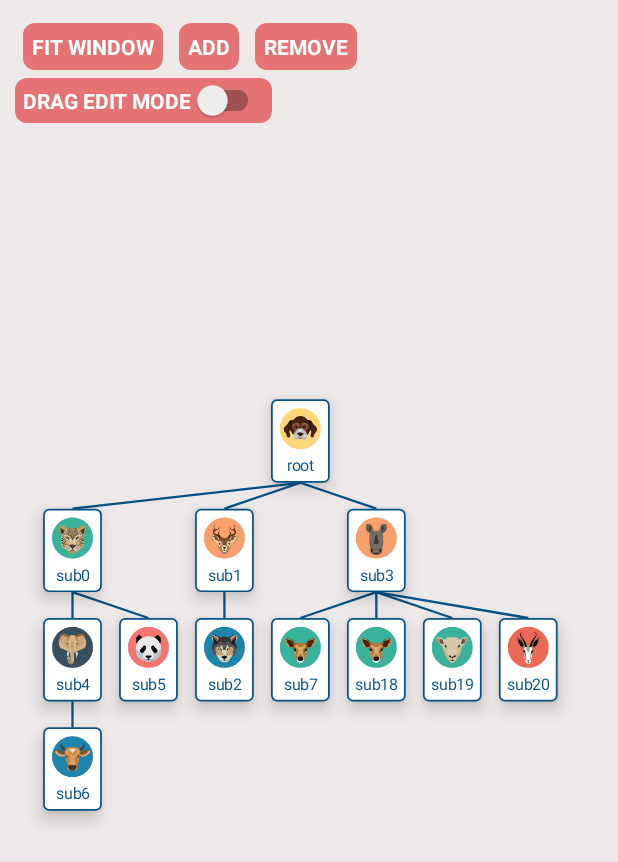
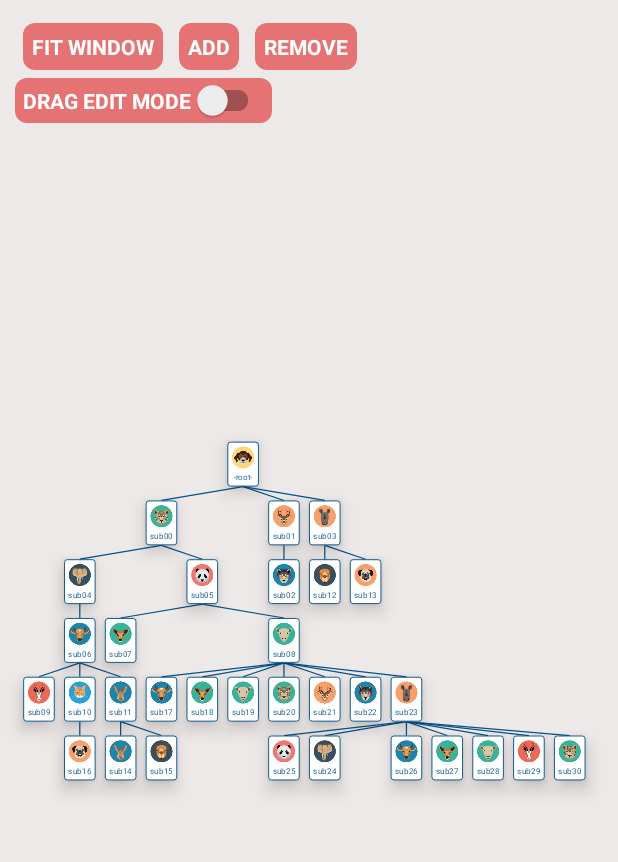
Before and after one commit to guaishouN/android-thinkmap-treeview, an Android app: the screen it shows after launch (MainActivity), on a phone screen of 412 x 824 dp. Shown: the top 862 px of the screen. Run offline under Robolectric (Android 15) with nearby library versions, the phone set to English and light mode, and no system bars.

Commit message:
fix compact table layout

```diff
--- a/library/src/main/java/com/gyso/treeview/model/TreeModel.java
+++ b/library/src/main/java/com/gyso/treeview/model/TreeModel.java
@@ -168,10 +168,16 @@ public class TreeModel<T> implements Serializable {
                 deque.addAll(childNodes);
             }
         }
+        compactTable();
+        TreeViewLog.e(TAG,"calculateTreeNodesDeepCompact end");
+    }
 
+    private void compactTable(){
         //calculate final deep
+        Deque<NodeModel<T>> deque = new ArrayDeque<>();
         LinkedList<NodeModel<T>> hasDealNode  = new LinkedList<>();
         deque.add(rootNode);
+        SparseIntArray deepSum = new SparseIntArray();
         while (!deque.isEmpty()) {
             NodeModel<T> cur = deque.poll();
             if(hasDealNode.contains(cur)){
@@ -182,7 +188,7 @@ public class TreeModel<T> implements Serializable {
             int peerMidDeep;
             int parentDeep;
 
-           //deal parent and me
+            //deal parent and me
             NodeModel<T> parentNode = cur.getParentNode();
             if(parentNode!=null){
                 LinkedList<NodeModel<T>> peers = parentNode.getChildNodes();
@@ -195,30 +201,34 @@ public class TreeModel<T> implements Serializable {
                     parentDeep = parentNode.deep;
                     if(parentDeep!=peerMidDeep){
                         if (parentDeep<peerMidDeep){
-                                //parent all left move to peers' mid
-                               final int d = peerMidDeep-parentDeep;
-                                fromRootToMyUpRight(cur, next -> next.deep +=d);
+                            //parent all left move to peers' mid
+                            final int d = peerMidDeep-parentDeep;
+                            fromRootToMyUpRight(cur, next -> {
+                                next.deep +=d;
+                                //next's parent fit center
+                                NodeModel<?> np = next.getParentNode();
+                                int nSum=0;
+                                if(np!=null){
+                                    LinkedList<? extends NodeModel<?>> npChildNodes = np.getChildNodes();
+                                    for(NodeModel<?> nPeer:npChildNodes ){
+                                        nSum +=nPeer.deep;
+                                    }
+                                    np.deep = nSum/npChildNodes.size();
+                                }
+                            });
                         }else{
                             final int d = parentDeep - peerMidDeep;
-                             //peers' mid move to parent
+                            //peers' mid move to parent
                             LinkedList<NodeModel<T>> nodeModels = arrayByFloor.get(cur.floor);
-                            boolean foundMe;
                             for (NodeModel<T> afterMe:nodeModels) {
-                                foundMe = cur.equals(afterMe);
-                                if(foundMe){
+                                if(afterMe.deep >= cur.deep){
                                     afterMe.deep += d;
                                 }
                             }
-                            fromMeToMyDownRight(cur, next -> {
-                                if (!peers.contains(next)){
-                                    next.deep +=d;
-                                }
-                            });
                         }
                     }
                 }
             }
-
             LinkedList<NodeModel<T>> childNodes = cur.getChildNodes();
             compactMaxDeep = Math.max(cur.deep,compactMaxDeep);
             deepSum.put(cur.floor,cur.deep+1);
@@ -226,20 +236,14 @@ public class TreeModel<T> implements Serializable {
                 deque.addAll(childNodes);
             }
         }
-        TreeViewLog.e(TAG,"calculateTreeNodesDeepCompact end");
-    }
-
-    private void fromMeToMyDownRight(NodeModel<T> node, NodeModel.INext<T> next) {
-        NodeModel<T> parentNode = node.getParentNode();
-        parentNode.traverseExcludeSelf(next);
     }
 
     private void fromRootToMyUpRight(final NodeModel<T> node, ITraversal<NodeModel<?>> traversal){
         //mark line
         NodeModel<?> markNode = node;
-        SparseArray<NodeModel<?>> modelSparseArray = new SparseArray<>();
+        SparseIntArray modelSparseArray = new SparseIntArray();
         while (markNode!=null){
-            modelSparseArray.put(markNode.floor,markNode);
+            modelSparseArray.put(markNode.floor,markNode.deep);
             markNode = markNode.parentNode;
         }
         Deque<NodeModel<T>> deque = new ArrayDeque<>();
@@ -247,8 +251,8 @@ public class TreeModel<T> implements Serializable {
         deque.add(tmpNode);
         while (!deque.isEmpty()) {
             tmpNode = deque.poll();
-            NodeModel<?> mn= modelSparseArray.get(tmpNode.floor);
-            if(mn.deep>tmpNode.deep){
+            int markDeep= modelSparseArray.get(tmpNode.floor);
+            if(markDeep>tmpNode.deep){
                 continue;
             }
             if(tmpNode.floor>=node.floor){
--- a/sample/src/main/java/com/gyso/gysotreeviewapplication/MainActivity.java
+++ b/sample/src/main/java/com/gyso/gysotreeviewapplication/MainActivity.java
@@ -100,9 +100,9 @@ public class MainActivity extends AppCompatActivity {
                 Toast.makeText(this,"Ohs, your targetNode is null", Toast.LENGTH_SHORT).show();
                 return;
             }
-            NodeModel<Animal> a = new NodeModel<>(new Animal(R.drawable.ic_10,"add1"));
-            NodeModel<Animal> b = new NodeModel<>(new Animal(R.drawable.ic_11,"add2"));
-            NodeModel<Animal> c = new NodeModel<>(new Animal(R.drawable.ic_14,"add3"));
+            NodeModel<Animal> a = new NodeModel<>(new Animal(R.drawable.ic_10,"add-"+atomicInteger.getAndIncrement()));
+            NodeModel<Animal> b = new NodeModel<>(new Animal(R.drawable.ic_11,"add-"+atomicInteger.getAndIncrement()));
+            NodeModel<Animal> c = new NodeModel<>(new Animal(R.drawable.ic_14,"add-"+atomicInteger.getAndIncrement()));
             editor.addChildNodes(targetNode,a,b,c);
 
 
@@ -179,46 +179,78 @@ public class MainActivity extends AppCompatActivity {
 
     private void setData(AnimalTreeViewAdapter adapter){
         //root
-        NodeModel<Animal> root = new NodeModel<>(new Animal(R.drawable.ic_01,"root"));
+        NodeModel<Animal> root = new NodeModel<>(new Animal(R.drawable.ic_01,"-root-"));
         TreeModel<Animal> treeModel = new TreeModel<>(root);
 
         //child nodes
-        NodeModel<Animal> sub0 = new NodeModel<>(new Animal(R.drawable.ic_02,"sub0"));
-        NodeModel<Animal> sub1 = new NodeModel<>(new Animal(R.drawable.ic_03,"sub1"));
-        targetNode = sub1;
-        NodeModel<Animal> sub2 = new NodeModel<>(new Animal(R.drawable.ic_04,"sub2"));
-        NodeModel<Animal> sub3 = new NodeModel<>(new Animal(R.drawable.ic_05,"sub3"));
-        NodeModel<Animal> sub4 = new NodeModel<>(new Animal(R.drawable.ic_06,"sub4"));
-        NodeModel<Animal> sub5 = new NodeModel<>(new Animal(R.drawable.ic_07,"sub5"));
-        NodeModel<Animal> sub6 = new NodeModel<>(new Animal(R.drawable.ic_08,"sub6"));
-        NodeModel<Animal> sub7 = new NodeModel<>(new Animal(R.drawable.ic_09,"sub7"));
-        NodeModel<Animal> sub8 = new NodeModel<>(new Animal(R.drawable.ic_10,"sub8"));
-        NodeModel<Animal> sub9 = new NodeModel<>(new Animal(R.drawable.ic_11,"sub9"));
-        NodeModel<Animal> sub10 = new NodeModel<>(new Animal(R.drawable.ic_12,"sub10\nWhat is this."));
+        NodeModel<Animal> sub0 = new NodeModel<>(new Animal(R.drawable.ic_02,"sub00"));
+        NodeModel<Animal> sub1 = new NodeModel<>(new Animal(R.drawable.ic_03,"sub01"));
+        NodeModel<Animal> sub2 = new NodeModel<>(new Animal(R.drawable.ic_04,"sub02"));
+        NodeModel<Animal> sub3 = new NodeModel<>(new Animal(R.drawable.ic_05,"sub03"));
+        NodeModel<Animal> sub4 = new NodeModel<>(new Animal(R.drawable.ic_06,"sub04"));
+        NodeModel<Animal> sub5 = new NodeModel<>(new Animal(R.drawable.ic_07,"sub05"));
+        NodeModel<Animal> sub6 = new NodeModel<>(new Animal(R.drawable.ic_08,"sub06"));
+        NodeModel<Animal> sub7 = new NodeModel<>(new Animal(R.drawable.ic_09,"sub07"));
+        NodeModel<Animal> sub8 = new NodeModel<>(new Animal(R.drawable.ic_10,"sub08"));
+        NodeModel<Animal> sub9 = new NodeModel<>(new Animal(R.drawable.ic_11,"sub09"));
+        NodeModel<Animal> sub10 = new NodeModel<>(new Animal(R.drawable.ic_12,"sub10"));
         NodeModel<Animal> sub11 = new NodeModel<>(new Animal(R.drawable.ic_13,"sub11"));
-        NodeModel<Animal> sub12 = new NodeModel<>(new Animal(R.drawable.ic_14,"sub12\nThink Map\n"));
+        NodeModel<Animal> sub12 = new NodeModel<>(new Animal(R.drawable.ic_14,"sub12"));
         NodeModel<Animal> sub13 = new NodeModel<>(new Animal(R.drawable.ic_15,"sub13"));
         NodeModel<Animal> sub14 = new NodeModel<>(new Animal(R.drawable.ic_13,"sub14"));
-        NodeModel<Animal> sub15 = new NodeModel<>(new Animal(R.drawable.ic_14,"sub15\nTree View"));
+        NodeModel<Animal> sub15 = new NodeModel<>(new Animal(R.drawable.ic_14,"sub15"));
         NodeModel<Animal> sub16 = new NodeModel<>(new Animal(R.drawable.ic_15,"sub16"));
-        NodeModel<Animal> sub17 = new NodeModel<>(new Animal(R.drawable.ic_08,"sub17\nHello World!"));
+        NodeModel<Animal> sub17 = new NodeModel<>(new Animal(R.drawable.ic_08,"sub17"));
         NodeModel<Animal> sub18 = new NodeModel<>(new Animal(R.drawable.ic_09,"sub18"));
         NodeModel<Animal> sub19 = new NodeModel<>(new Animal(R.drawable.ic_10,"sub19"));
-        NodeModel<Animal> sub20 = new NodeModel<>(new Animal(R.drawable.ic_11,"sub20"));
+        NodeModel<Animal> sub20 = new NodeModel<>(new Animal(R.drawable.ic_02,"sub20"));
+        NodeModel<Animal> sub21 = new NodeModel<>(new Animal(R.drawable.ic_03,"sub21"));
+        NodeModel<Animal> sub22 = new NodeModel<>(new Animal(R.drawable.ic_04,"sub22"));
+        NodeModel<Animal> sub23 = new NodeModel<>(new Animal(R.drawable.ic_05,"sub23"));
+        NodeModel<Animal> sub24 = new NodeModel<>(new Animal(R.drawable.ic_06,"sub24"));
+        NodeModel<Animal> sub25 = new NodeModel<>(new Animal(R.drawable.ic_07,"sub25"));
+        NodeModel<Animal> sub26 = new NodeModel<>(new Animal(R.drawable.ic_08,"sub26"));
+        NodeModel<Animal> sub27 = new NodeModel<>(new Animal(R.drawable.ic_09,"sub27"));
+        NodeModel<Animal> sub28 = new NodeModel<>(new Animal(R.drawable.ic_10,"sub28"));
+        NodeModel<Animal> sub29 = new NodeModel<>(new Animal(R.drawable.ic_11,"sub29"));
+        NodeModel<Animal> sub30 = new NodeModel<>(new Animal(R.drawable.ic_02,"sub30"));
+        NodeModel<Animal> sub31 = new NodeModel<>(new Animal(R.drawable.ic_03,"sub31"));
+        NodeModel<Animal> sub32 = new NodeModel<>(new Animal(R.drawable.ic_04,"sub32"));
+        NodeModel<Animal> sub33 = new NodeModel<>(new Animal(R.drawable.ic_05,"sub33"));
+        NodeModel<Animal> sub34 = new NodeModel<>(new Animal(R.drawable.ic_06,"sub34"));
+        NodeModel<Animal> sub35 = new NodeModel<>(new Animal(R.drawable.ic_07,"sub35"));
+        NodeModel<Animal> sub36 = new NodeModel<>(new Animal(R.drawable.ic_08,"sub36"));
+        NodeModel<Animal> sub37 = new NodeModel<>(new Animal(R.drawable.ic_09,"sub37"));
+        NodeModel<Animal> sub38 = new NodeModel<>(new Animal(R.drawable.ic_10,"sub38"));
+        NodeModel<Animal> sub39 = new NodeModel<>(new Animal(R.drawable.ic_11,"sub39"));
+        NodeModel<Animal> sub40 = new NodeModel<>(new Animal(R.drawable.ic_02,"sub40"));
+        NodeModel<Animal> sub41 = new NodeModel<>(new Animal(R.drawable.ic_03,"sub41"));
+        NodeModel<Animal> sub42 = new NodeModel<>(new Animal(R.drawable.ic_04,"sub42"));
+        NodeModel<Animal> sub43 = new NodeModel<>(new Animal(R.drawable.ic_05,"sub43"));
+        NodeModel<Animal> sub44 = new NodeModel<>(new Animal(R.drawable.ic_06,"sub44"));
+        NodeModel<Animal> sub45 = new NodeModel<>(new Animal(R.drawable.ic_07,"sub45"));
+        NodeModel<Animal> sub46 = new NodeModel<>(new Animal(R.drawable.ic_08,"sub46"));
+        NodeModel<Animal> sub47 = new NodeModel<>(new Animal(R.drawable.ic_09,"sub47"));
+        NodeModel<Animal> sub48 = new NodeModel<>(new Animal(R.drawable.ic_10,"sub48"));
+        NodeModel<Animal> sub49 = new NodeModel<>(new Animal(R.drawable.ic_11,"sub49"));
 
         //build relationship
         treeModel.addNode(root,sub0,sub1,sub3);
-        treeModel.addNode(sub3,sub7,sub18,sub19,sub20);
+        treeModel.addNode(sub3,sub12,sub13);
         treeModel.addNode(sub1,sub2);
         treeModel.addNode(sub0,sub4,sub5);
         treeModel.addNode(sub4,sub6);
+        treeModel.addNode(sub5,sub7,sub8);
+        treeModel.addNode(sub6,sub9,sub10,sub11);
+        treeModel.addNode(sub11,sub14,sub15);
+        treeModel.addNode(sub10,sub16);
+        treeModel.addNode(sub8,sub17,sub18,sub19,sub20,sub21,sub22,sub23);
+        treeModel.addNode(sub23,sub24,sub25,sub26,sub27,sub28,sub29,sub30);
+
+        //mark
         parentToRemoveChildren = sub0;
-//        treeModel.addNode(sub5,sub7,sub8);
-//        treeModel.addNode(sub6,sub9,sub10,sub11);
-//        treeModel.addNode(sub3,sub12,sub13);
-//        treeModel.addNode(sub11,sub14,sub15);
-//        treeModel.addNode(sub10,sub16);
-//        treeModel.addNode(sub8,sub17,sub18,sub19,sub20);
+        targetNode = sub1;
+
         //set data
         adapter.setTreeModel(treeModel);
     }
```
